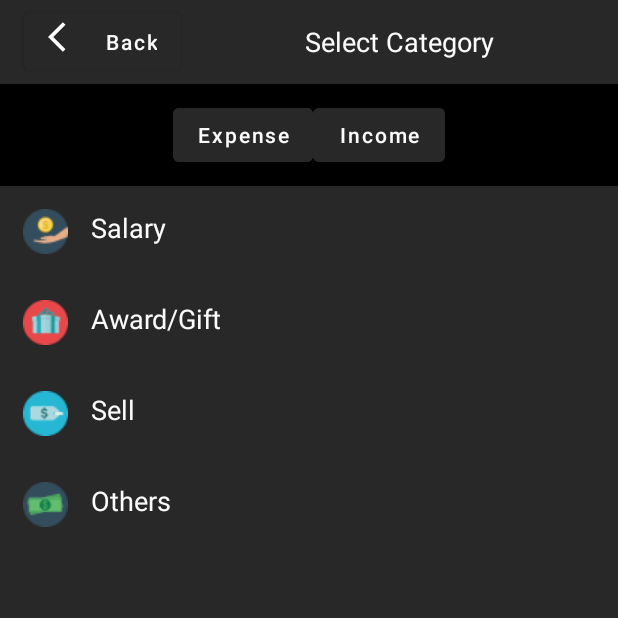
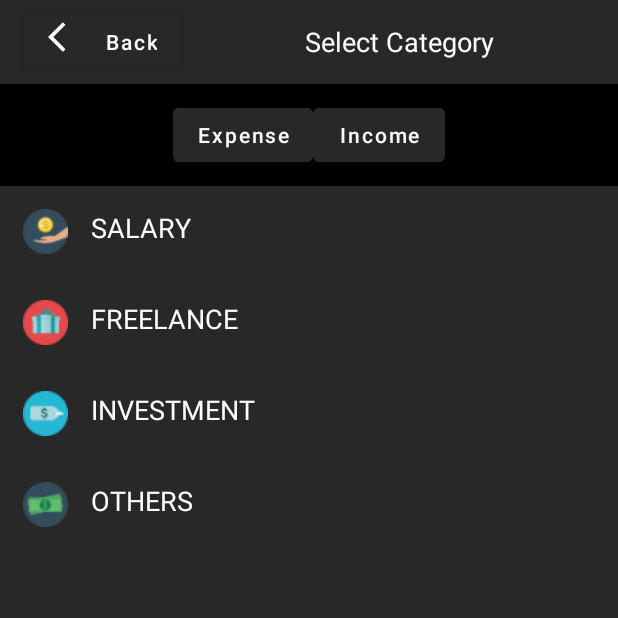
Before and after one commit to kientran0903/MoneyLover, an Android app: the SelectCategoryActivity screen opened directly, with no data from a screen before it, after a tap on "Income", on a phone screen of 412 x 824 dp, the top half of it. Run offline under Robolectric (Android 15) with nearby library versions, the phone set to English and light mode, and no system bars.

Commit message:
refactor category screen

```diff
--- a/app/src/main/java/com/media2359/intern0720/moneylover/activity/AddTransactionActivity.kt
+++ b/app/src/main/java/com/media2359/intern0720/moneylover/activity/AddTransactionActivity.kt
@@ -112,13 +112,12 @@ class AddTransactionActivity : AppCompatActivity() {
 
     override fun onActivityResult(requestCode: Int, resultCode: Int, data: Intent?) {
         super.onActivityResult(requestCode, resultCode, data)
-
         if (requestCode == SECOND_ACTIVITY_REQUEST_CODE) {
             if (resultCode == Activity.RESULT_OK) {
                 val returnString = data!!.getStringExtra(KEY_CATEGORY_NAME)
                 tvSelectCategory.setText("" + returnString)
-                type = data!!.getStringExtra(KEY_CATEGORY_TYPE)
 
+                type = data.getStringExtra(KEY_CATEGORY_TYPE)
             }
         }
     }
--- a/app/src/main/java/com/media2359/intern0720/moneylover/activity/SelectCategoryActivity.kt
+++ b/app/src/main/java/com/media2359/intern0720/moneylover/activity/SelectCategoryActivity.kt
@@ -1,18 +1,14 @@
 package com.media2359.intern0720.moneylover.activity
 
-import android.app.Activity
 import android.content.Intent
 import android.os.Bundle
-import android.widget.ImageView
-import android.widget.TextView
 import android.widget.Toast
 import androidx.appcompat.app.AppCompatActivity
 import androidx.recyclerview.widget.LinearLayoutManager
 import com.media2359.intern0720.moneylover.R
 import com.media2359.intern0720.moneylover.model.CategoryItem
-import com.media2359.intern0720.moneylover.ui.ExpenseAdapter
+import com.media2359.intern0720.moneylover.ui.CategoriesAdapter
 import kotlinx.android.synthetic.main.activity_select_category.*
-import kotlinx.android.synthetic.main.category_item.*
 
 
 class SelectCategoryActivity : AppCompatActivity() {
@@ -25,19 +21,19 @@ class SelectCategoryActivity : AppCompatActivity() {
     }
 
     private var categoryType : String = CATEGORY_TYPE_EXPENSE
-    private lateinit var expenseAdapter: ExpenseAdapter
+    private lateinit var categoriesAdapter: CategoriesAdapter
      private val expense = listOf(
-        CategoryItem(R.drawable.bill, "Bills & Utilities"),
-        CategoryItem(R.drawable.truck, "Transportation"),
-        CategoryItem(R.drawable.plate, "Food & Drink"),
-        CategoryItem(R.drawable.money, "Others")
+        CategoryItem(R.drawable.bill, "RESTAURANT"),
+        CategoryItem(R.drawable.truck, "TRANSPORTATION"),
+        CategoryItem(R.drawable.plate, "SHOPPING"),
+        CategoryItem(R.drawable.money, "OTHERS")
     )
 
     private val income = listOf(
-        CategoryItem(R.drawable.salary, "Salary"),
-        CategoryItem(R.drawable.gift, "Award/Gift"),
-        CategoryItem(R.drawable.price, "Sell"),
-        CategoryItem(R.drawable.money, "Others")
+        CategoryItem(R.drawable.salary, "SALARY"),
+        CategoryItem(R.drawable.gift, "FREELANCE"),
+        CategoryItem(R.drawable.price, "INVESTMENT"),
+        CategoryItem(R.drawable.money, "OTHERS")
     )
 
     private fun show(item: CategoryItem ) {
@@ -45,18 +41,17 @@ class SelectCategoryActivity : AppCompatActivity() {
     }
 
     private fun notifyDataSet() {
-        expenseAdapter = ExpenseAdapter(expense)
+        categoriesAdapter = CategoriesAdapter(expense)
 //        incomeAdapter = IncomeAdapter(income)
-        recyclerSelectTransaction.adapter = expenseAdapter
+        recyclerSelectTransaction.adapter = categoriesAdapter
 //        recyclerSelectTransaction.adapter = incomeAdapter
         recyclerSelectTransaction.layoutManager = LinearLayoutManager(this)
 //        recyclerSelectTransaction.setHasFixedSize(true)
 
-        expenseAdapter.itemClickListener = { position, item -> show(item)
+        categoriesAdapter.itemClickListener = { position, item -> show(item)
             val returnIntent = Intent()
-            val returnType = Intent()
             returnIntent.putExtra(KEY_CATEGORY_NAME, item.name)
-            returnType.putExtra(KEY_CATEGORY_TYPE, categoryType)
+            returnIntent.putExtra(KEY_CATEGORY_TYPE, categoryType)
             setResult(RESULT_OK, returnIntent)
             finish()
         }
@@ -70,12 +65,12 @@ class SelectCategoryActivity : AppCompatActivity() {
         notifyDataSet()
 
         btnExpense.setOnClickListener {
-            expenseAdapter.setList(expense)
+            categoriesAdapter.setList(expense)
             categoryType = CATEGORY_TYPE_EXPENSE
         }
 
         btnIncome.setOnClickListener {
-            expenseAdapter.setList(income)
+            categoriesAdapter.setList(income)
             categoryType = CATEGORY_TYPE_INCOME
         }
 
--- a/app/src/main/java/com/media2359/intern0720/moneylover/ui/ExpenseAdapter.kt
+++ b/app/src/main/java/com/media2359/intern0720/moneylover/ui/CategoriesAdapter.kt
@@ -9,13 +9,13 @@ import androidx.recyclerview.widget.RecyclerView
 import com.media2359.intern0720.moneylover.R
 import com.media2359.intern0720.moneylover.model.CategoryItem
 
-class ExpenseAdapter(var items: List<CategoryItem>) :
-    RecyclerView.Adapter<ExpenseAdapter.MyViewHolder>() {
+class CategoriesAdapter(var items: List<CategoryItem>) :
+    RecyclerView.Adapter<CategoriesAdapter.MyViewHolder>() {
     var itemClickListener: ((position: Int, name: CategoryItem) -> Unit)? = null
 
     override fun onCreateViewHolder(parent: ViewGroup, viewType: Int): MyViewHolder {
         val itemView =
-            LayoutInflater.from(parent.context).inflate(R.layout.category_item, parent, false)
+            LayoutInflater.from(parent.context).inflate(R.layout.item_category, parent, false)
         return MyViewHolder(itemView)
     }
 
```
Also changed, not shown: app/src/main/java/com/media2359/intern0720/moneylover/ui/IncomeAdapter.kt (deleted, +0 -48 lines), app/src/main/res/layout/item_category.xml (renamed from app/src/main/res/layout/category_item.xml).
